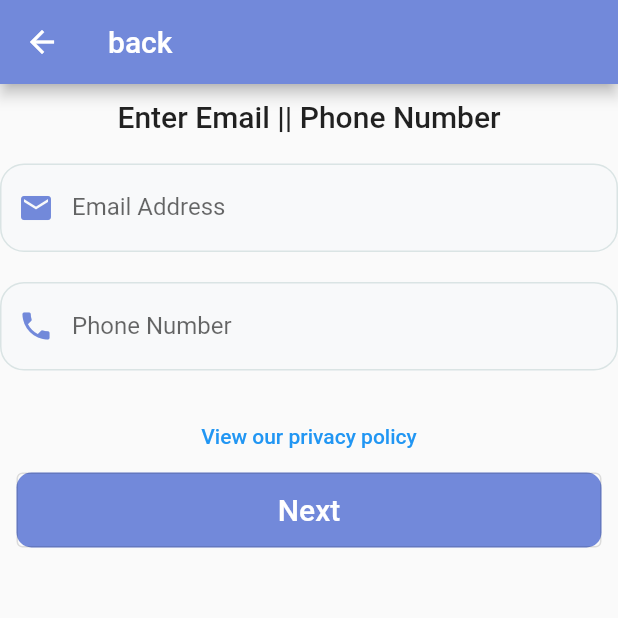
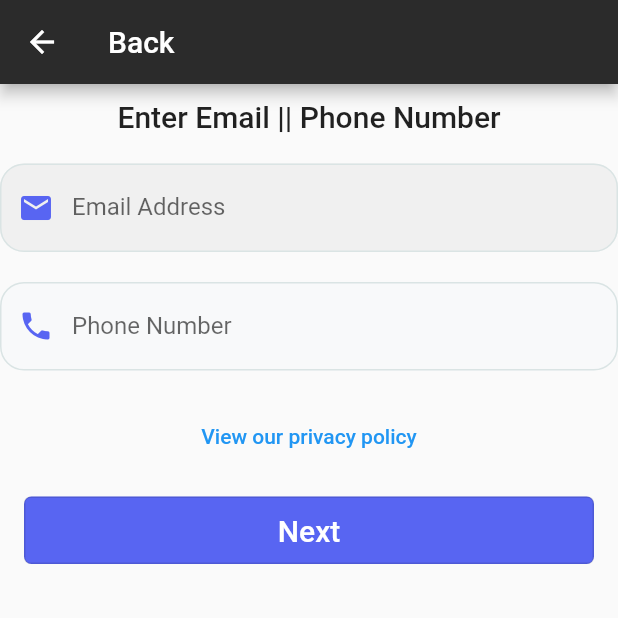
Before and after one commit to attamunim/GPGC, a Flutter app: the screen it shows after launch, after a tap on "Register", on a phone screen of 412 x 824 dp, the top half of it. Run offline on Flutter 3.47's test engine with Material 2 defaults, Android fonts, the light colour scheme and no system bars; our stand-ins replace auto_size_text, google_fonts; missing offline and left inert: overlapping_panels.

Commit message:
little changes

```diff
--- a/lib/dm_main.dart
+++ b/lib/dm_main.dart
@@ -30,10 +30,14 @@ class _DmMainScreenState extends State<DmMainScreen> {
                         fontWeight: FontWeight.bold),
                   ),
                   Text(
-                    'Shoaib',
+                    'Shoaib ✔',
                     style: TextStyle(fontSize: 15, color: Colors.black),
                   )
                 ]),
+                const Text(
+                  '✔ Playing vs code',
+                  style: TextStyle(color: Colors.black54, fontSize: 12),
+                )
               ],
             ),
           ],
--- a/lib/register.dart
+++ b/lib/register.dart
@@ -14,8 +14,8 @@ class _RegisterScreenState extends State<RegisterScreen> {
   Widget build(BuildContext context) {
     return Scaffold(
         appBar: AppBar(
-          title: const Text('back'),
-          backgroundColor: const Color(0xff7289DA),
+          title: const Text('Back'),
+          backgroundColor: const Color(0xff2b2b2b),
         ),
         body: Column(
           children: [
@@ -37,11 +37,10 @@ class _RegisterScreenState extends State<RegisterScreen> {
                   labelText: 'Email Address',
                   focusColor: Colors.black,
                   hintText: 'Enter Email',
-                  fillColor: const Color(0xffF8F9FA),
                   filled: true,
                   prefixIcon: const Icon(
                     Icons.mail,
-                    color: Color(0xff7289DA),
+                    color: Color(0xff5865F2),
                   ),
                   focusedBorder: OutlineInputBorder(
                     borderSide: const BorderSide(
@@ -70,7 +69,7 @@ class _RegisterScreenState extends State<RegisterScreen> {
                   filled: true,
                   prefixIcon: const Icon(
                     Icons.phone,
-                    color: Color(0xff7289DA),
+                    color: Color(0xff5865F2),
                   ),
                   focusedBorder: OutlineInputBorder(
                     borderSide: const BorderSide(
@@ -92,12 +91,14 @@ class _RegisterScreenState extends State<RegisterScreen> {
             ),
             TextButton(
                 onPressed: (() {}), child: Text('View our privacy policy')),
-            Container(
-              height: 50,
+            Padding(
+              padding: const EdgeInsets.all(16.0),
+              child: Container(
+                height: 45,
                 width: 390,
                 decoration: BoxDecoration(
-                color: Color(0xff7289DA),
-                borderRadius: BorderRadius.circular(10),
+                  color: Color(0xff5865F2),
+                  borderRadius: BorderRadius.circular(5),
                 ),
                 child: OutlinedButton(
                     onPressed: (() {
@@ -110,6 +111,7 @@ class _RegisterScreenState extends State<RegisterScreen> {
                       'Next',
                       style: TextStyle(color: Colors.white, fontSize: 20),
                     )),
+              ),
             )
           ],
         ));
--- a/lib/splash_screen.dart
+++ b/lib/splash_screen.dart
@@ -16,7 +16,7 @@ class _SplashScreenState extends State<SplashScreen> {
   void initState() {
     // TODO: implement initState
     super.initState();
-    Timer(Duration(seconds: 5), (() {
+    Timer(Duration(seconds: 3), (() {
       Navigator.push(
           context, MaterialPageRoute(builder: (context) => WelcomeScreen()));
     }));
@@ -26,20 +26,24 @@ class _SplashScreenState extends State<SplashScreen> {
   Widget build(BuildContext context) {
     return Scaffold(
       backgroundColor: Colors.white,
-      body: Column(
+      body: Padding(
+        padding: const EdgeInsets.symmetric(horizontal: 20),
+        child: Column(
           mainAxisAlignment: MainAxisAlignment.center,
           crossAxisAlignment: CrossAxisAlignment.center,
           children: [
             Image(
               image: AssetImage('assets/images/GPGC2.gif'),
             ),
+            SizedBox(
+              height: 50,
+            ),
             Text(
-            'GPGC',
-            style: TextStyle(
-              fontSize: 40,
-            ),
+              'GPGC Hangouts',
+              style: TextStyle(fontSize: 40, color: Color(0xff424242)),
             )
           ],
+        ),
       ),
     );
   }
--- a/lib/welcome.dart
+++ b/lib/welcome.dart
@@ -19,8 +19,10 @@ class _WelcomeScreenState extends State<WelcomeScreen> {
         mainAxisAlignment: MainAxisAlignment.center,
         crossAxisAlignment: CrossAxisAlignment.center,
         children: [
-          Image(
+          Container(
+            child: Image(
               image: AssetImage('assets/images/GPGC2.gif'),
+            ),
           ),
           SizedBox(
             height: 150,
@@ -39,12 +41,14 @@ class _WelcomeScreenState extends State<WelcomeScreen> {
           SizedBox(
             height: 30,
           ),
-          Container(
-            height: 50,
+          Padding(
+            padding: const EdgeInsets.all(16.0),
+            child: Container(
+              height: 45,
               width: 390,
               decoration: BoxDecoration(
-              color: Color(0xff7289DA),
-              borderRadius: BorderRadius.circular(10),
+                color: Color(0xff5865F2),
+                borderRadius: BorderRadius.circular(5),
               ),
               child: OutlinedButton(
                   onPressed: (() {
@@ -58,15 +62,15 @@ class _WelcomeScreenState extends State<WelcomeScreen> {
                     style: TextStyle(color: Colors.white, fontSize: 20),
                   )),
             ),
-          SizedBox(
-            height: 20,
           ),
-          Container(
-            height: 50,
+          Padding(
+            padding: const EdgeInsets.all(16.0),
+            child: Container(
+              height: 45,
               width: 390,
               decoration: BoxDecoration(
-              color: Color(0xff747F8D),
-              borderRadius: BorderRadius.circular(10),
+                color: Color(0xff6A7480),
+                borderRadius: BorderRadius.circular(5),
               ),
               child: OutlinedButton(
                   onPressed: (() {
@@ -77,6 +81,7 @@ class _WelcomeScreenState extends State<WelcomeScreen> {
                     'Login',
                     style: TextStyle(color: Colors.white, fontSize: 20),
                   )),
+            ),
           )
         ],
       ),
```
Also changed, not shown: lib/data.dart (+2 -9 lines), lib/dm_home.dart (+10 -10 lines), lib/dm_left.dart (+30 -20 lines), lib/home.dart (+10 -10 lines), lib/left.dart (+12 -18 lines), lib/login_screen.dart (+16 -8 lines), lib/register_two.dart (+17 -9 lines), lib/user_profile.dart (+31 -9 lines), assets/images/gpgc.png (added), assets/images/gpgc2.png (added), 1 other file. Lines whose indentation alone changed are shown as unchanged.
